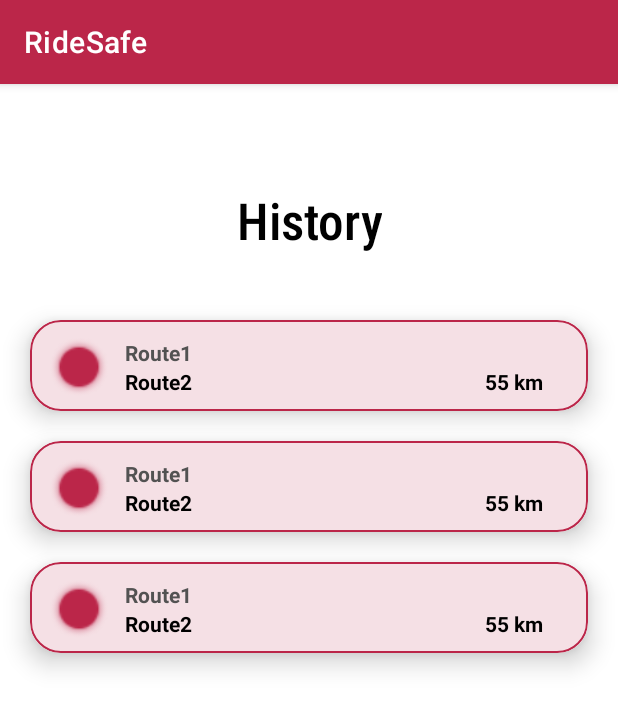
After one commit to SirChubbx17/RideSafe, an Android app: the fragment HistoryFragment shown on its own in the app's theme, on a phone screen of 412 x 824 dp. The commit adds this screen. Shown: the top 709 px of the screen. Run offline under Robolectric (Android 15) with nearby library versions, the phone set to English and light mode, and no system bars; our stand-ins replace data binding.

Commit message:
add History

```diff
--- /dev/null
+++ b/app/src/main/java/com/example/ridesafe/HistoryFragment.kt
@@ -0,0 +1,19 @@
+package com.example.ridesafe
+
+import android.os.Bundle
+import android.view.LayoutInflater
+import android.view.View
+import android.view.ViewGroup
+import androidx.fragment.app.Fragment
+
+class HistoryFragment : Fragment() {
+
+    override fun onCreateView(
+        inflater: LayoutInflater, container: ViewGroup?,
+        savedInstanceState: Bundle?
+    ): View? {
+        // Inflate the layout for this fragment
+        return inflater.inflate(R.layout.fragment_history, container, false)
+    }
+
+}
--- a/app/src/main/java/com/example/ridesafe/MainActivity.kt
+++ b/app/src/main/java/com/example/ridesafe/MainActivity.kt
@@ -2,6 +2,7 @@ package com.example.ridesafe
 
 import androidx.appcompat.app.AppCompatActivity
 import android.os.Bundle
+import androidx.recyclerview.widget.RecyclerView
 
 class MainActivity : AppCompatActivity() {
 
--- a/app/src/main/res/drawable/card_header.xml
+++ b/app/src/main/res/drawable/card_header.xml
@@ -8,4 +8,5 @@
 
     <gradient android:startColor="@color/header"
         android:endColor="@color/header"/>
+
 </shape>
--- /dev/null
+++ b/app/src/main/res/layout/fragment_history.xml
@@ -0,0 +1,308 @@
+<?xml version="1.0" encoding="utf-8"?>
+<layout xmlns:android="http://schemas.android.com/apk/res/android"
+    xmlns:tools="http://schemas.android.com/tools"
+    xmlns:app="http://schemas.android.com/apk/res-auto"
+    tools:context="com.example.ridesafe.HistoryFragment">
+
+    <androidx.constraintlayout.widget.ConstraintLayout
+        android:layout_width="match_parent"
+        android:layout_height="match_parent">
+
+        <TextView
+            android:id="@+id/txt_history"
+            android:layout_width="wrap_content"
+            android:layout_height="wrap_content"
+            android:layout_marginTop="68dp"
+            android:fontFamily="sans-serif-condensed-medium"
+            android:text="History"
+            android:textAlignment="center"
+            android:textColor="@color/black"
+            android:textSize="34sp"
+            app:layout_constraintEnd_toEndOf="parent"
+            app:layout_constraintStart_toStartOf="parent"
+            app:layout_constraintTop_toTopOf="parent" />
+
+        <androidx.cardview.widget.CardView
+            android:id="@+id/cardView"
+            android:layout_width="0dp"
+            android:layout_height="wrap_content"
+            android:layout_marginStart="20dp"
+            android:layout_marginTop="44dp"
+            android:layout_marginEnd="20dp"
+            app:cardCornerRadius="20dp"
+            app:cardElevation="10dp"
+            app:layout_constraintEnd_toEndOf="parent"
+            app:layout_constraintStart_toStartOf="parent"
+            app:layout_constraintTop_toBottomOf="@+id/txt_history">
+
+            <LinearLayout
+                android:id="@+id/linearLayout"
+                android:layout_width="match_parent"
+                android:layout_height="match_parent"
+                android:background="@drawable/card_header"
+                android:orientation="horizontal"
+                android:paddingBottom="10dp">
+
+                <ImageView
+                    android:id="@+id/imageView5"
+                    android:layout_width="61dp"
+                    android:layout_height="match_parent"
+                    android:layout_marginStart="2dp"
+                    android:layout_marginTop="12dp"
+                    app:srcCompat="@drawable/circle"
+                    tools:layout_editor_absoluteX="20dp"
+                    tools:layout_editor_absoluteY="158dp" />
+
+                <LinearLayout
+                    android:layout_width="match_parent"
+                    android:layout_height="wrap_content"
+                    android:layout_marginTop="12dp"
+                    android:layout_weight="2"
+                    android:orientation="vertical">
+
+
+                    <TableLayout
+                        android:layout_width="match_parent"
+                        android:layout_height="match_parent"
+                        android:paddingEnd="30dp"
+
+                        android:stretchColumns="1">
+
+                        <TableRow
+                            android:layout_width="match_parent"
+                            android:layout_height="match_parent">
+
+                            <TextView
+                                android:id="@+id/route1"
+                                android:layout_width="match_parent"
+                                android:layout_height="match_parent"
+                                android:layout_column="1"
+                                android:text="Route1"
+                                android:textColor="@color/gray"
+                                android:textSize="14sp"
+                                android:textStyle="bold" />
+
+                        </TableRow>
+
+                        <TableRow
+                            android:layout_width="match_parent"
+                            android:layout_height="match_parent">
+
+                            <TextView
+                                android:id="@+id/route2"
+                                android:layout_width="match_parent"
+                                android:layout_height="match_parent"
+                                android:layout_column="1"
+                                android:text="Route2"
+                                android:textColor="@color/black"
+                                android:textSize="14sp"
+                                android:textStyle="bold
+    " />
+
+                            <TextView
+                                android:layout_width="match_parent"
+                                android:layout_column="2"
+                                android:gravity="right"
+                                android:text="55 km"
+                                android:textColor="@color/black"
+                                android:textSize="14sp"
+                                android:textStyle="bold" />
+
+                        </TableRow>
+                    </TableLayout>
+                </LinearLayout>
+            </LinearLayout>
+
+
+        </androidx.cardview.widget.CardView>
+
+
+        <androidx.cardview.widget.CardView
+            android:id="@+id/cardView2"
+            android:layout_width="0dp"
+            android:layout_height="wrap_content"
+            android:layout_marginStart="20dp"
+            android:layout_marginTop="20dp"
+            android:layout_marginEnd="20dp"
+            app:cardCornerRadius="20dp"
+            app:cardElevation="10dp"
+            app:layout_constraintEnd_toEndOf="parent"
+            app:layout_constraintStart_toStartOf="parent"
+            app:layout_constraintTop_toBottomOf="@+id/cardView">
+
+            <LinearLayout
+                android:id="@+id/linearLayout2"
+                android:layout_width="match_parent"
+                android:layout_height="match_parent"
+                android:background="@drawable/card_header"
+                android:orientation="horizontal"
+                android:paddingBottom="10dp">
+
+                <ImageView
+                    android:id="@+id/circle2"
+                    android:layout_width="61dp"
+                    android:layout_height="match_parent"
+                    android:layout_marginStart="2dp"
+                    android:layout_marginTop="12dp"
+                    app:srcCompat="@drawable/circle"
+                    tools:layout_editor_absoluteX="20dp"
+                    tools:layout_editor_absoluteY="158dp" />
+
+                <LinearLayout
+                    android:layout_width="match_parent"
+                    android:layout_height="wrap_content"
+                    android:layout_marginTop="12dp"
+                    android:layout_weight="2"
+                    android:orientation="vertical">
+
+
+                    <TableLayout
+                        android:layout_width="match_parent"
+                        android:layout_height="match_parent"
+                        android:paddingEnd="30dp"
+
+                        android:stretchColumns="1">
+
+                        <TableRow
+                            android:layout_width="match_parent"
+                            android:layout_height="match_parent">
+
+                            <TextView
+                                android:id="@+id/route3"
+                                android:layout_width="match_parent"
+                                android:layout_height="match_parent"
+                                android:layout_column="1"
+                                android:text="Route1"
+                                android:textColor="@color/gray"
+                                android:textSize="14sp"
+                                android:textStyle="bold" />
+
+                        </TableRow>
+
+                        <TableRow
+                            android:layout_width="match_parent"
+                            android:layout_height="match_parent">
+
+                            <TextView
+                                android:id="@+id/route4"
+                                android:layout_width="match_parent"
+                                android:layout_height="match_parent"
+                                android:layout_column="1"
+                                android:text="Route2"
+                                android:textColor="@color/black"
+                                android:textSize="14sp"
+                                android:textStyle="bold
+    " />
+
+                            <TextView
+                                android:layout_width="match_parent"
+                                android:layout_column="2"
+                                android:gravity="right"
+                                android:text="55 km"
+                                android:textColor="@color/black"
+                                android:textSize="14sp"
+                                android:textStyle="bold" />
+
+                        </TableRow>
+                    </TableLayout>
+                </LinearLayout>
+            </LinearLayout>
+        </androidx.cardview.widget.CardView>
+
+        <androidx.cardview.widget.CardView
+            android:id="@+id/cardView3"
+            android:layout_width="0dp"
+            android:layout_height="wrap_content"
+            android:layout_marginStart="20dp"
+            android:layout_marginTop="20dp"
+            android:layout_marginEnd="20dp"
+            app:cardCornerRadius="20dp"
+            app:cardElevation="10dp"
+            app:layout_constraintEnd_toEndOf="parent"
+            app:layout_constraintStart_toStartOf="parent"
+            app:layout_constraintTop_toBottomOf="@+id/cardView2">
+
+            <LinearLayout
+                android:id="@+id/linearLayout3"
+                android:layout_width="match_parent"
+                android:layout_height="match_parent"
+                android:background="@drawable/card_header"
+                android:orientation="horizontal"
+                android:paddingBottom="10dp">
+
+                <ImageView
+                    android:id="@+id/circle3"
+                    android:layout_width="61dp"
+                    android:layout_height="match_parent"
+                    android:layout_marginStart="2dp"
+                    android:layout_marginTop="12dp"
+
+                    app:srcCompat="@drawable/circle"
+                    tools:layout_editor_absoluteX="20dp"
+                    tools:layout_editor_absoluteY="158dp" />
+
+                <LinearLayout
+                    android:layout_width="match_parent"
+                    android:layout_height="wrap_content"
+                    android:layout_marginTop="12dp"
+                    android:layout_weight="2"
+                    android:orientation="vertical">
+
+
+                    <TableLayout
+                        android:layout_width="match_parent"
+                        android:layout_height="match_parent"
+                        android:paddingEnd="30dp"
+
+                        android:stretchColumns="1">
+
+                        <TableRow
+                            android:layout_width="match_parent"
+                            android:layout_height="match_parent">
+
+                            <TextView
+                                android:id="@+id/route5"
+                                android:layout_width="match_parent"
+                                android:layout_height="match_parent"
+                                android:layout_column="1"
+                                android:text="Route1"
+                                android:textColor="@color/gray"
+                                android:textSize="14sp"
+                                android:textStyle="bold" />
+
+                        </TableRow>
+
+                        <TableRow
+                            android:layout_width="match_parent"
+                            android:layout_height="match_parent">
+
+                            <TextView
+                                android:id="@+id/route6"
+                                android:layout_width="match_parent"
+                                android:layout_height="match_parent"
+                                android:layout_column="1"
+                                android:text="Route2"
+                                android:textColor="@color/black"
+                                android:textSize="14sp"
+                                android:textStyle="bold
+    " />
+
+                            <TextView
+                                android:layout_width="match_parent"
+                                android:layout_column="2"
+                                android:gravity="right"
+                                android:text="55 km"
+                                android:textColor="@color/black"
+                                android:textSize="14sp"
+                                android:textStyle="bold" />
+
+                        </TableRow>
+                    </TableLayout>
+                </LinearLayout>
+            </LinearLayout>
+        </androidx.cardview.widget.CardView>
+
+
+    </androidx.constraintlayout.widget.ConstraintLayout>
+
+</layout>
--- a/app/src/main/res/values/colors.xml
+++ b/app/src/main/res/values/colors.xml
@@ -12,4 +12,5 @@
     <color name="white">#FFFFFF</color>
     <color name="header">#F5E0E5</color>
     <color name="border">#ECC1CB</color>
+    <color name="gray">#525252</color>
 </resources>
```
Also changed, not shown: app/src/main/res/drawable/circle.png (added).
